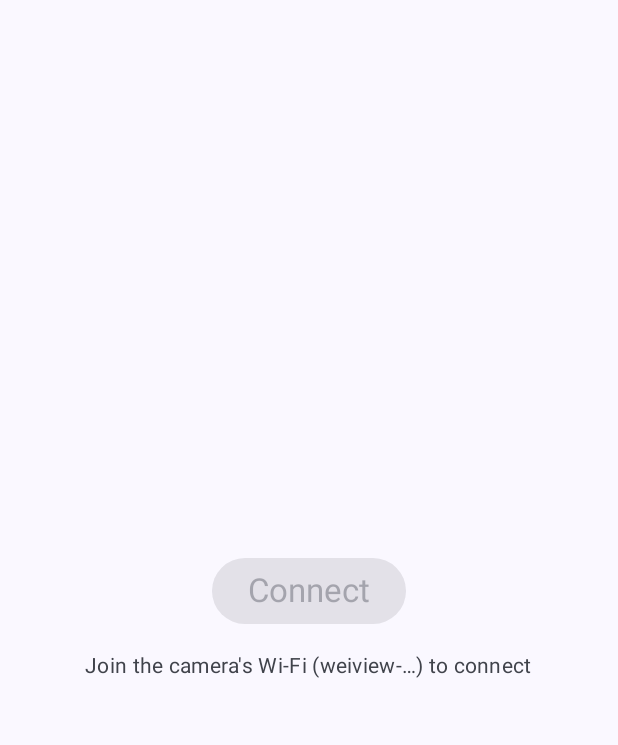
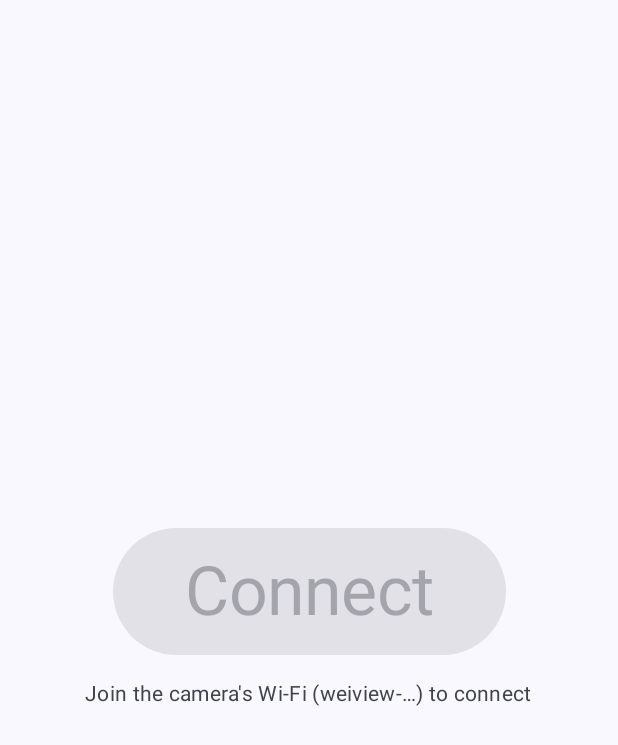
Before and after one commit to FPtje/better-weiview, an Android app built with Jetpack Compose: the screen it shows after launch (MainActivity), on a phone screen of 412 x 824 dp. Shown: the top 745 px of the screen. Run offline under Robolectric (Android 15) with nearby library versions, the phone set to English and light mode, and no system bars.

Commit message:
Make the connect button bigger

```diff
--- a/app/src/main/java/io/github/fptje/betterweiview/ui/ConnectScreen.kt
+++ b/app/src/main/java/io/github/fptje/betterweiview/ui/ConnectScreen.kt
@@ -2,6 +2,7 @@ package io.github.fptje.betterweiview.ui
 
 import androidx.compose.foundation.layout.Arrangement
 import androidx.compose.foundation.layout.Column
+import androidx.compose.foundation.layout.PaddingValues
 import androidx.compose.foundation.layout.fillMaxSize
 import androidx.compose.foundation.layout.padding
 import androidx.compose.material3.Button
@@ -24,8 +25,13 @@ fun ConnectScreen(enabled: Boolean, onConnect: () -> Unit) {
             verticalArrangement = Arrangement.Center,
             horizontalAlignment = Alignment.CenterHorizontally,
         ) {
-            Button(onClick = onConnect, enabled = enabled) {
-                Text(stringResource(R.string.connect), style = MaterialTheme.typography.titleLarge)
+            // About twice the default Button size: doubled padding and text (titleLarge is 22sp).
+            Button(
+                onClick = onConnect,
+                enabled = enabled,
+                contentPadding = PaddingValues(horizontal = 48.dp, vertical = 16.dp),
+            ) {
+                Text(stringResource(R.string.connect), style = MaterialTheme.typography.displayMedium)
             }
             Text(
                 text = stringResource(if (enabled) R.string.hint_ready else R.string.hint_searching),
```
